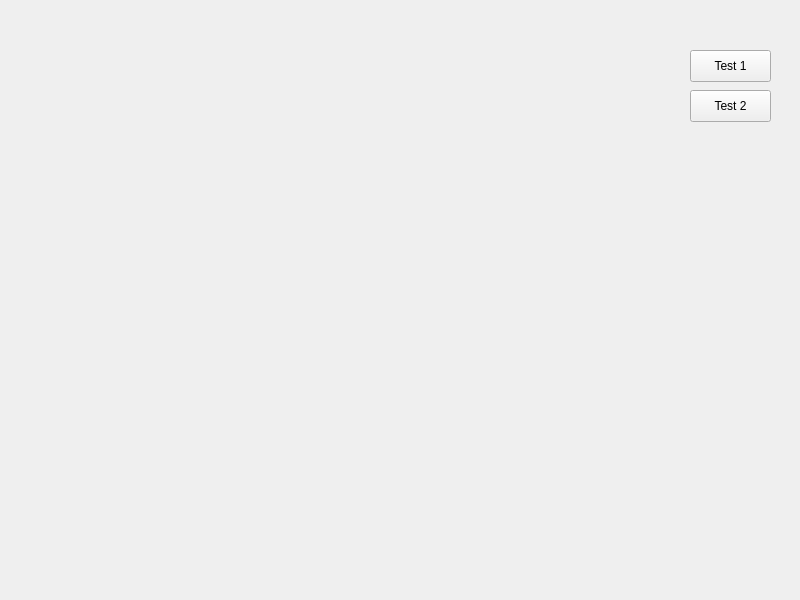
This is testapp.ui in hugoycj/Fake_Operating_System as Qt 5 draws it before an edit. The edited form follows.
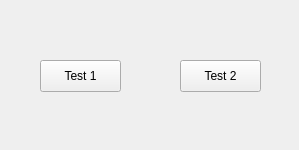
This is the edited form.

```diff
--- a/testapp.ui
+++ b/testapp.ui
@@ -6,8 +6,8 @@
    <rect>
     <x>0</x>
     <y>0</y>
-    <width>800</width>
-    <height>600</height>
+    <width>299</width>
+    <height>150</height>
    </rect>
   </property>
   <property name="windowTitle">
@@ -17,8 +17,8 @@
    <widget class="QPushButton" name="testOne">
     <property name="geometry">
      <rect>
-      <x>690</x>
-      <y>50</y>
+      <x>40</x>
+      <y>60</y>
       <width>81</width>
       <height>32</height>
      </rect>
@@ -30,8 +30,8 @@
    <widget class="QPushButton" name="testTwo">
     <property name="geometry">
      <rect>
-      <x>690</x>
-      <y>90</y>
+      <x>180</x>
+      <y>60</y>
       <width>81</width>
       <height>32</height>
      </rect>
```
